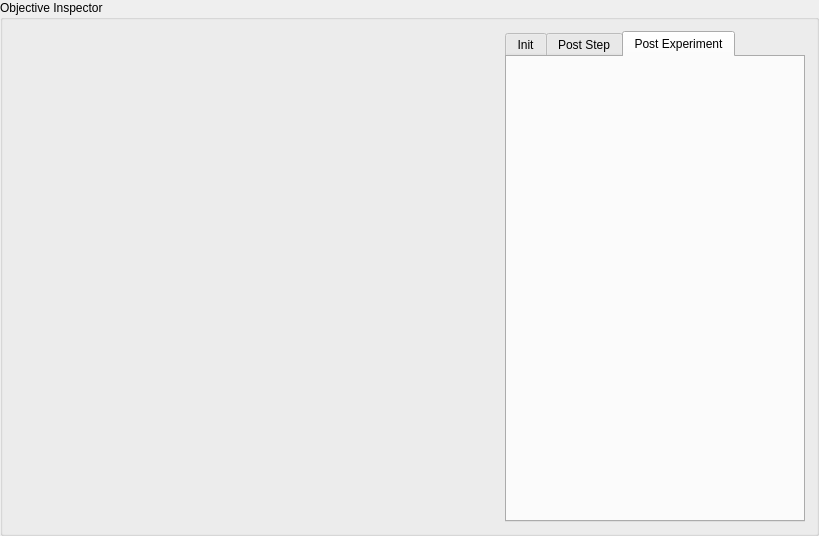
The window that resources/ui/ObjectiveInspector.ui (nicolasseznec/PROJ-H402_SkillWizard) describes before a commit, drawn with Qt 5.
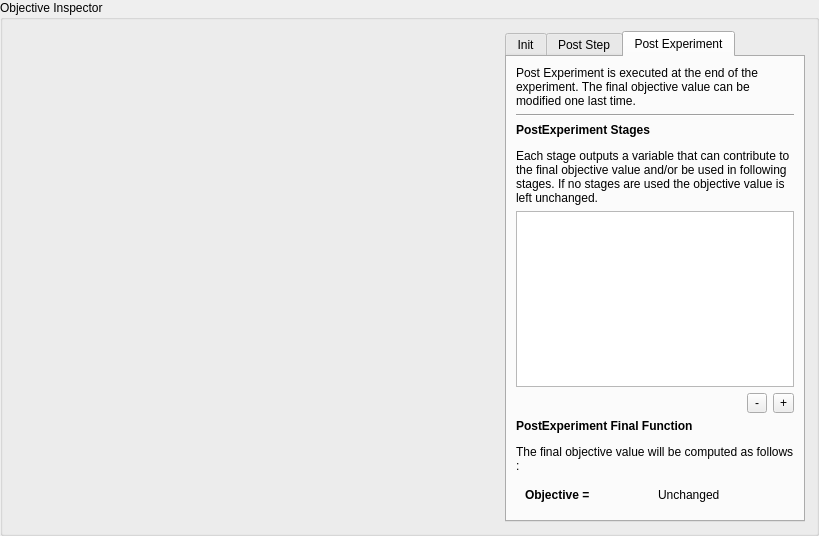
The same window after the commit. The open tabs and pages were chosen to show the change.

Commit message: Added PostExperiment code generation

Patch:
```diff
--- a/resources/ui/ObjectiveInspector.ui
+++ b/resources/ui/ObjectiveInspector.ui
@@ -161,6 +161,115 @@
       <attribute name="title">
        <string>Post Experiment</string>
       </attribute>
+      <layout class="QVBoxLayout" name="verticalLayout_2">
+       <item>
+        <widget class="QLabel" name="label_5">
+         <property name="text">
+          <string>&lt;html&gt;&lt;head/&gt;&lt;body&gt;&lt;p&gt;Post Experiment is executed at the end of the experiment. The final objective value can be modified one last time.&lt;/p&gt;&lt;/body&gt;&lt;/html&gt;</string>
+         </property>
+         <property name="wordWrap">
+          <bool>true</bool>
+         </property>
+        </widget>
+       </item>
+       <item>
+        <widget class="Line" name="line_2">
+         <property name="orientation">
+          <enum>Qt::Horizontal</enum>
+         </property>
+        </widget>
+       </item>
+       <item>
+        <widget class="QLabel" name="label_6">
+         <property name="text">
+          <string>&lt;html&gt;&lt;head/&gt;&lt;body&gt;&lt;p&gt;&lt;span style=&quot; font-weight:600;&quot;&gt;PostExperiment Stages&lt;/span&gt;&lt;/p&gt;&lt;p&gt;Each stage outputs a variable that can contribute to the final objective value and/or be used in following stages. If no stages are used the objective value is left unchanged.&lt;/p&gt;&lt;/body&gt;&lt;/html&gt;</string>
+         </property>
+         <property name="wordWrap">
+          <bool>true</bool>
+         </property>
+        </widget>
+       </item>
+       <item>
+        <widget class="QListWidget" name="PostExpStageList"/>
+       </item>
+       <item alignment="Qt::AlignRight">
+        <widget class="QWidget" name="widget_3" native="true">
+         <layout class="QHBoxLayout" name="horizontalLayout_4">
+          <property name="leftMargin">
+           <number>0</number>
+          </property>
+          <property name="topMargin">
+           <number>0</number>
+          </property>
+          <property name="rightMargin">
+           <number>0</number>
+          </property>
+          <property name="bottomMargin">
+           <number>0</number>
+          </property>
+          <item>
+           <widget class="QToolButton" name="PostExpRemoveButton">
+            <property name="minimumSize">
+             <size>
+              <width>20</width>
+              <height>20</height>
+             </size>
+            </property>
+            <property name="text">
+             <string>-</string>
+            </property>
+           </widget>
+          </item>
+          <item>
+           <widget class="QToolButton" name="PostExpAddButton">
+            <property name="minimumSize">
+             <size>
+              <width>20</width>
+              <height>20</height>
+             </size>
+            </property>
+            <property name="text">
+             <string>+</string>
+            </property>
+           </widget>
+          </item>
+         </layout>
+        </widget>
+       </item>
+       <item>
+        <widget class="QLabel" name="label_7">
+         <property name="text">
+          <string>&lt;html&gt;&lt;head/&gt;&lt;body&gt;&lt;p&gt;&lt;span style=&quot; font-weight:600;&quot;&gt;PostExperiment Final Function&lt;/span&gt;&lt;/p&gt;&lt;p&gt;The final objective value will be computed as follows :&lt;/p&gt;&lt;/body&gt;&lt;/html&gt;</string>
+         </property>
+         <property name="wordWrap">
+          <bool>true</bool>
+         </property>
+        </widget>
+       </item>
+       <item>
+        <widget class="QWidget" name="widget_4" native="true">
+         <layout class="QHBoxLayout" name="horizontalLayout_5">
+          <item>
+           <widget class="QLabel" name="label_8">
+            <property name="text">
+             <string>&lt;html&gt;&lt;head/&gt;&lt;body&gt;&lt;p&gt;&lt;span style=&quot; font-weight:600;&quot;&gt;Objective =&lt;/span&gt;&lt;/p&gt;&lt;/body&gt;&lt;/html&gt;</string>
+            </property>
+           </widget>
+          </item>
+          <item>
+           <widget class="QLabel" name="PostExpFunction">
+            <property name="text">
+             <string>Unchanged</string>
+            </property>
+            <property name="wordWrap">
+             <bool>true</bool>
+            </property>
+           </widget>
+          </item>
+         </layout>
+        </widget>
+       </item>
+      </layout>
      </widget>
     </widget>
    </item>
```
Left out of the diff: 2 changed lines with no effect on the pictures. The commit also changes 13 other files.
